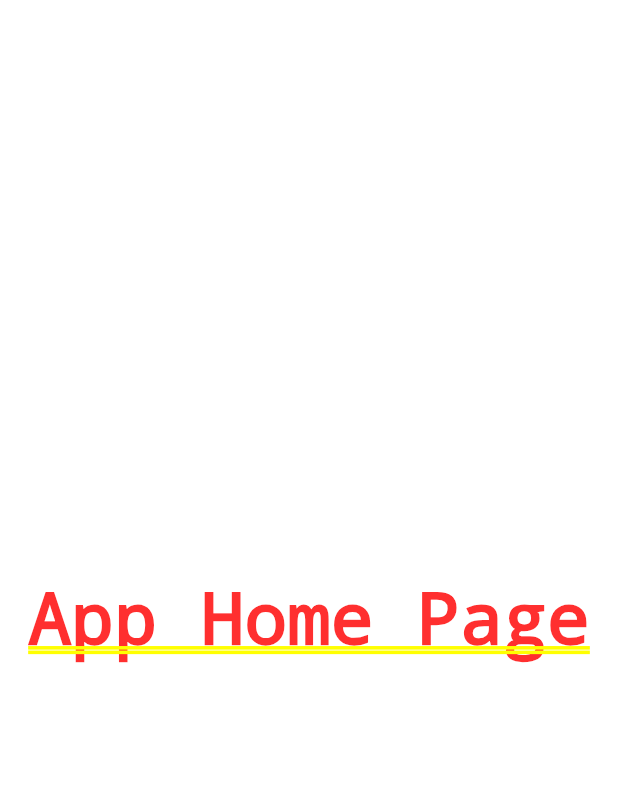
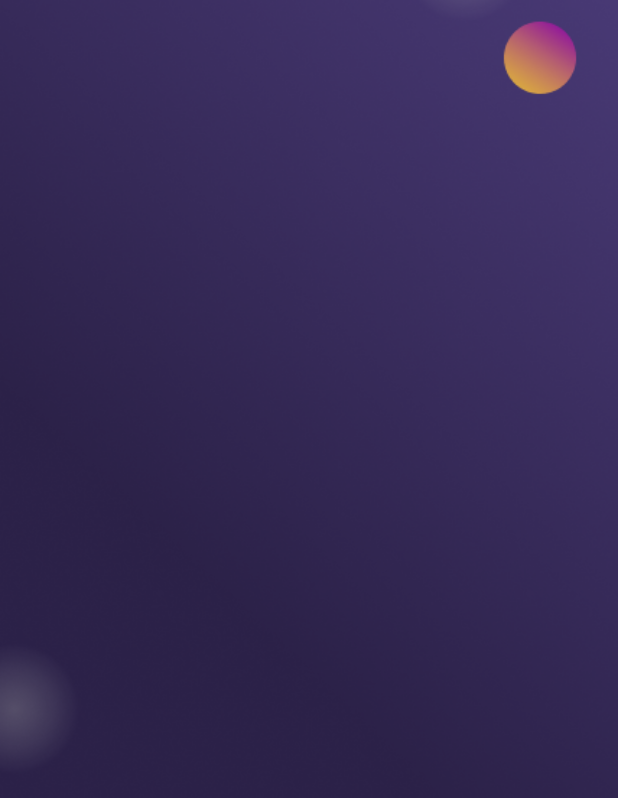
Before and after one commit to ANORAK-MATTFLY/habit_master, a Flutter app: the screen it shows after launch, on a phone screen of 412 x 824 dp. Shown: the top 798 px of the screen. Run offline on Flutter 3.47's test engine with Material 2 defaults, Android fonts, the phone set to English and light mode, and no system bars.

Commit message:
style: home screen background

```diff
--- /dev/null
+++ b/lib/features/home/pages/home-page.dart
@@ -0,0 +1,25 @@
+import 'package:flutter/material.dart';
+
+class HomePage extends StatefulWidget {
+  const HomePage({Key? key}) : super(key: key);
+
+  @override
+  _HomePageState createState() => _HomePageState();
+}
+
+class _HomePageState extends State<HomePage> {
+  @override
+  Widget build(BuildContext context) {
+    return Scaffold(
+        body: Container(
+      height: MediaQuery.of(context).size.height,
+      width: double.infinity,
+      decoration: const BoxDecoration(
+        image: DecorationImage(
+          image: AssetImage("assets/images/HomeBG.png"),
+          fit: BoxFit.cover,
+        ),
+      ),
+    ));
+  }
+}
--- a/lib/main.dart
+++ b/lib/main.dart
@@ -1,5 +1,5 @@
 import 'package:flutter/material.dart';
-import 'package:habit_master/screens/home-page.dart';
+import 'package:habit_master/features/home/pages/home-page.dart';
 
 void main() {
   runApp(const MyApp());
--- a/lib/screens/home-page.dart
+++ /dev/null
@@ -1,15 +0,0 @@
-import 'package:flutter/material.dart';
-
-class HomePage extends StatefulWidget {
-  const HomePage({Key? key}) : super(key: key);
-
-  @override
-  _HomePageState createState() => _HomePageState();
-}
-
-class _HomePageState extends State<HomePage> {
-  @override
-  Widget build(BuildContext context) {
-    return Center(child: Text("App Home Page"));
-  }
-}
```
Also changed, not shown: pubspec.yaml (+3 -6 lines), assets/images/HomeBG.png (added).
